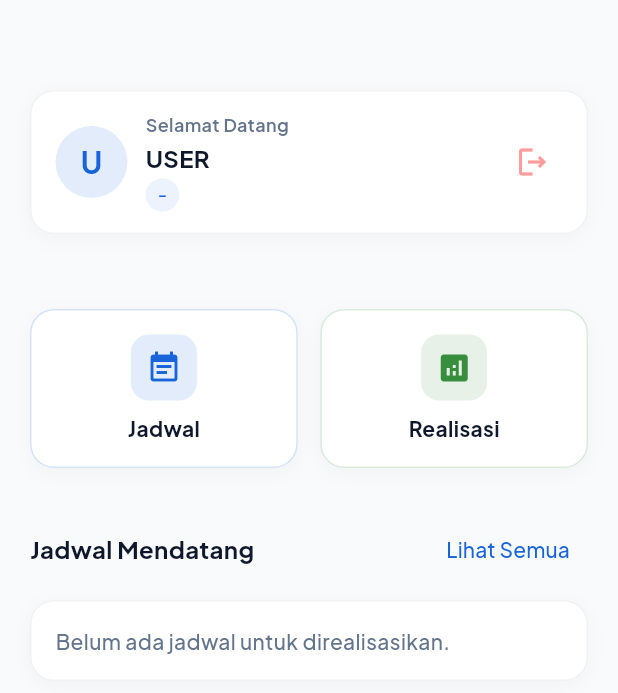
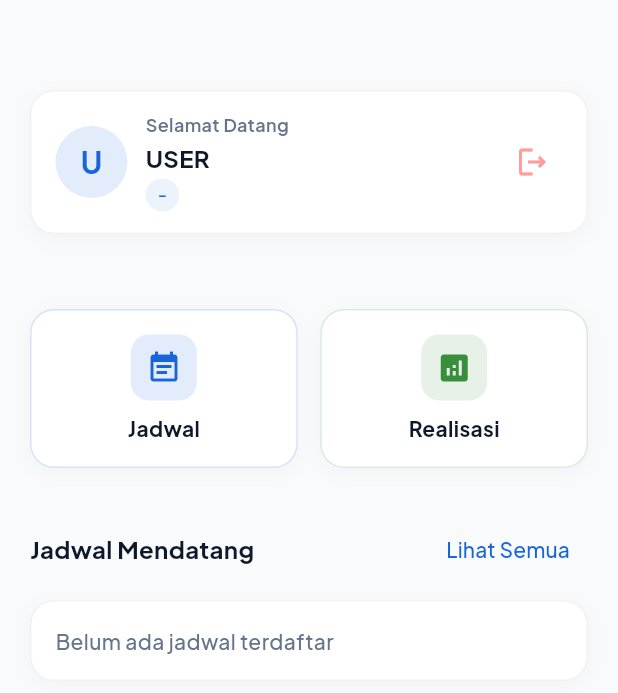
Before and after one commit to YahyaKhaliman/PlanKP, a Flutter app: the DashboardScreen screen opened directly, on a phone screen of 412 x 824 dp. Shown: the top 693 px of the screen. Run offline on Flutter 3.47's test engine with Material 3 defaults, Android fonts, the phone set to English and light mode, and no system bars; our stand-ins replace awesome_dialog, dio, flutter_secure_storage, google_fonts, open_filex, package_info_plus and 1 more; accounts and stored records are empty; network calls fail.

Commit message:
update: version 1.0.20

```diff
--- a/lib/features/dashboard/screens/dashboard_screen.dart
+++ b/lib/features/dashboard/screens/dashboard_screen.dart
@@ -639,7 +639,7 @@ class _DashboardScreenState extends State<DashboardScreen> {
                                 padding: const EdgeInsets.all(16),
                                 decoration: _surfaceCard(),
                                 child: const Text(
-                                  'Belum ada jadwal untuk direalisasikan.',
+                                  'Belum ada jadwal terdaftar',
                                   style:
                                       TextStyle(color: AppColors.textSecondary),
                                 ),
@@ -1067,7 +1067,7 @@ class _DashboardScreenState extends State<DashboardScreen> {
               child: plans.isEmpty
                   ? const Center(
                       child: Text(
-                        'Belum ada jadwal untuk direalisasikan.',
+                        'Belum ada jadwal terdaftar',
                         style: TextStyle(color: Colors.grey),
                       ),
                     )
--- a/pubspec.yaml
+++ b/pubspec.yaml
@@ -1,7 +1,7 @@
 name: plankp
 description: PlanKP - Sistem Penjadwalan Maintenance Kencana Print
 publish_to: "none"
-version: 1.0.19+19 # Format: major.minor.patch+build
+version: 1.0.20+20 # Format: major.minor.patch+build
 
 environment:
   sdk: ">=3.0.0 <4.0.0"
```
